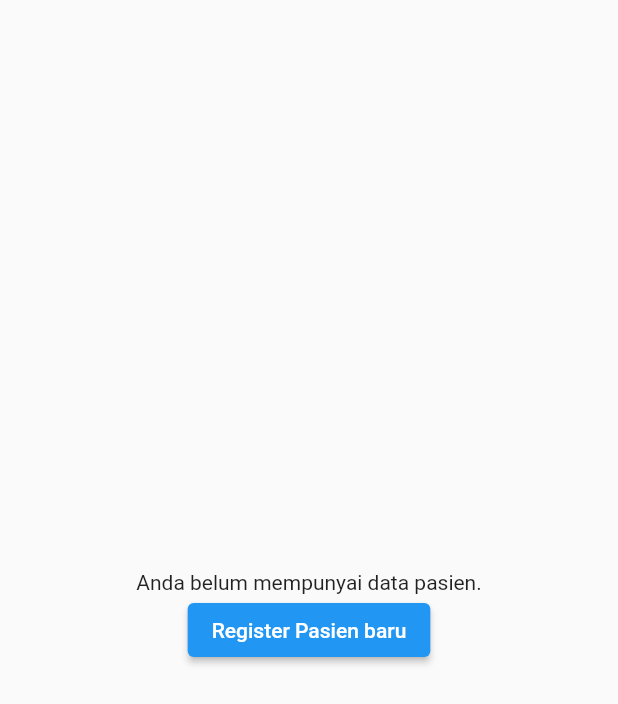
After one commit to taufan-mft/SJ-rumahsakit-frontend, a Flutter app: the PendaftaranPasienView screen opened directly, on a phone screen of 412 x 824 dp. The commit adds this screen. Shown: the top 704 px of the screen. Run offline on Flutter 3.47's test engine with Material 2 defaults, Android fonts, the phone set to English and light mode, and no system bars; our stand-ins replace get, line_icons, shared_preferences; accounts and stored records are empty.

Commit message:
feat(pasien): pendaftaran online before poliklinik

```diff
--- a/lib/routes/data_pasien/Pasien/index.dart
+++ b/lib/routes/data_pasien/Pasien/index.dart
@@ -33,6 +33,7 @@ class _DPPasienViewState extends State<DPPasienView> {
     if (medicalRecord != '-') {
       final result = await network.doGet('/pasien/detail/$medicalRecord');
       final d = jsonDecode(result.body);
+      await prefs.setString(Constant.tanggalKey, d['date']);
       if (d['status'] == 'OK') {
         _cName.text = d['name'];
         _cTanggal.text = d['date'];
--- a/lib/routes/home/components/Pasien/index.dart
+++ b/lib/routes/home/components/Pasien/index.dart
@@ -2,6 +2,7 @@ import 'package:flutter/material.dart';
 import 'package:line_icons/line_icon.dart';
 import 'package:reksawaluya/routes/data_pasien/index.dart';
 import 'package:reksawaluya/routes/home/components/MenuBox/index.dart';
+import 'package:reksawaluya/routes/pendaftaran/index.dart';
 
 class PasienView extends StatelessWidget {
   const PasienView({Key? key}) : super(key: key);
@@ -25,6 +26,7 @@ class PasienView extends StatelessWidget {
                 width: 20,
               ),
               MenuBox(
+                destination: const PendaftaranView(),
                   text: 'Pendaftaran\nOnline',
                   icon: LineIcon.desktop(
                     size: 60,
--- /dev/null
+++ b/lib/routes/pendaftaran/components/Pasien/index.dart
@@ -0,0 +1,65 @@
+import 'package:flutter/material.dart';
+import 'package:reksawaluya/routes/data_pasien/index.dart';
+import 'package:reksawaluya/utils/constant.dart';
+import 'package:shared_preferences/shared_preferences.dart';
+
+class PendaftaranPasienView extends StatefulWidget {
+  const PendaftaranPasienView({Key? key}) : super(key: key);
+
+  @override
+  _PendaftaranPasienViewState createState() => _PendaftaranPasienViewState();
+}
+
+class _PendaftaranPasienViewState extends State<PendaftaranPasienView> {
+  List<Widget> wHolder = [];
+
+  populateScreen() async {
+    SharedPreferences prefs = await SharedPreferences.getInstance();
+    String? medRecord = prefs.getString(Constant.medRecordKey);
+    String? dateBorn = prefs.getString(Constant.tanggalKey);
+    if (medRecord != null && medRecord != '-') {
+      List<Widget> p = [
+        Text('Nomor Rekam Medis: $medRecord'),
+        Text('Tanggal lahir: $dateBorn'),
+        ElevatedButton(
+            onPressed: () => Navigator.push(
+              context,
+              MaterialPageRoute(builder: (context) => const DataPasienView()),
+            ), child: const Text('Lanjut'))
+      ];
+      setState(() {
+        wHolder = p;
+      });
+    } else {
+      List<Widget> p = [
+        const Text('Anda belum mempunyai data pasien.'),
+        ElevatedButton(
+            onPressed: () => Navigator.push(
+              context,
+              MaterialPageRoute(builder: (context) => const DataPasienView()),
+            ), child: const Text('Register Pasien baru'))
+      ];
+      setState(() {
+        wHolder = p;
+      });
+    }
+  }
+
+  @override
+  void initState() {
+    super.initState();
+    populateScreen();
+  }
+
+  @override
+  Widget build(BuildContext context) {
+    return Scaffold(
+      body: Center(
+        child: Column(
+          mainAxisAlignment: MainAxisAlignment.center,
+          children: [...wHolder],
+        ),
+      ),
+    );
+  }
+}
--- a/lib/utils/constant.dart
+++ b/lib/utils/constant.dart
@@ -14,6 +14,6 @@ class Constant {
   static const phoneKey = 'phone';
   static const userIdKey = 'userid';
   static const medRecordKey = 'medrecord';
-
+  static const tanggalKey = 'tanggal';
 
 }
```
Also changed, not shown: lib/routes/pendaftaran/index.dart (added, +41 -0 lines), lib/routes/poliklinik/index.dart (added).
